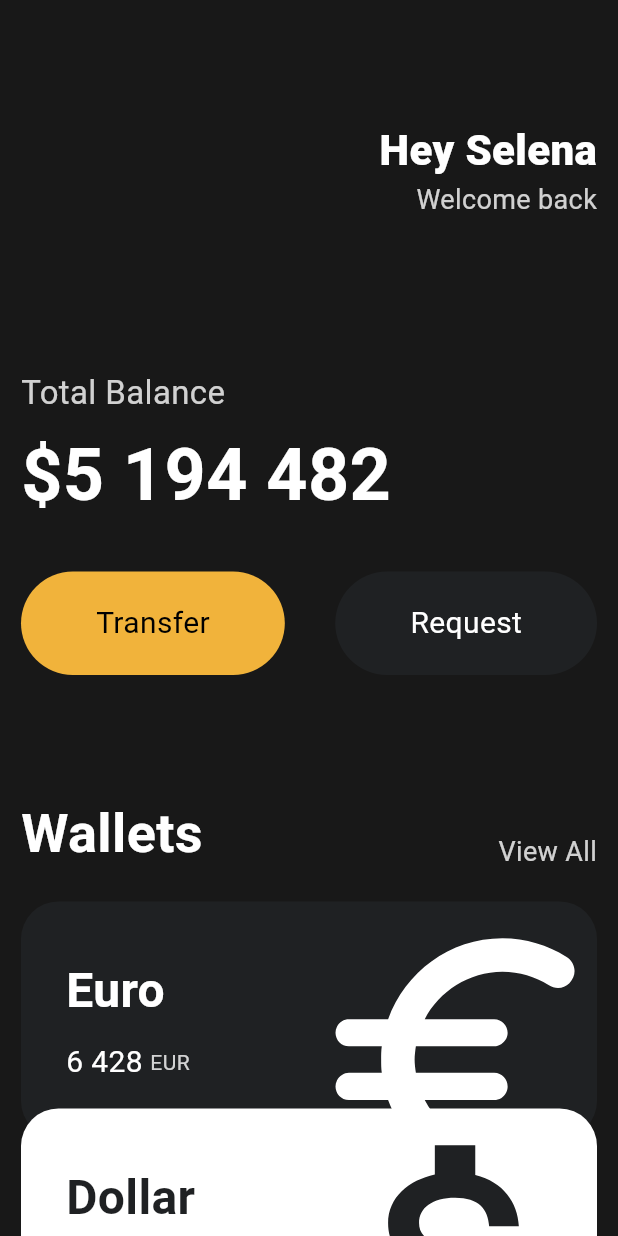
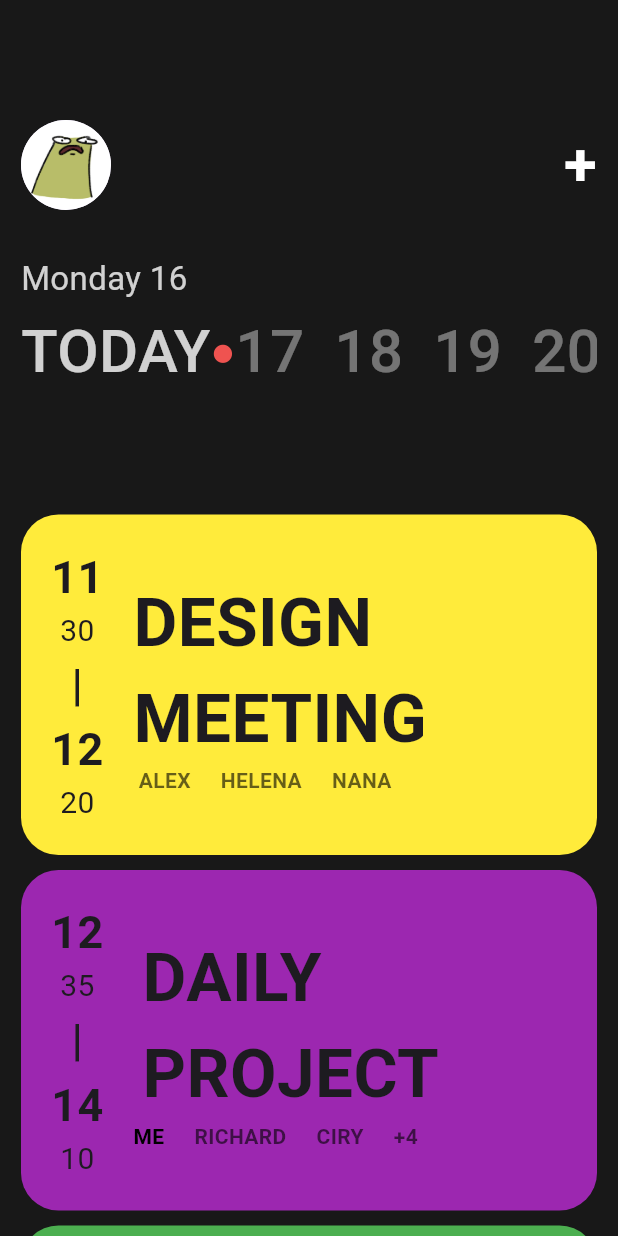
Before and after one commit to Eunhui/nomadcoders_flutter_webtoon, a Flutter app: the screen it shows after launch, on a phone screen of 412 x 824 dp. Run offline on Flutter 3.47's test engine with Material 3 defaults, Android fonts, the phone set to English and light mode, and no system bars.

Commit message:
ui practice

```diff
--- a/lib/main.dart
+++ b/lib/main.dart
@@ -1,6 +1,8 @@
 import 'package:flutter/material.dart';
 import 'package:toonflix/widgets/button.dart';
 import 'package:toonflix/widgets/currency_card.dart';
+import 'package:toonflix/widgets/date.dart';
+import 'package:toonflix/widgets/schedule_card.dart';
 
 void main() {
   runApp(const App());
@@ -26,36 +28,28 @@ class App extends StatelessWidget {
                 const SizedBox(
                   height: 80,
                 ),
-                Row(
-                  mainAxisAlignment: MainAxisAlignment.end,
+                const Row(
+                  mainAxisAlignment: MainAxisAlignment.spaceBetween,
                   children: [
-                    Column(
-                      crossAxisAlignment: CrossAxisAlignment.end,
-                      children: [
-                        const Text(
-                          'Hey Selena',
+                    CircleAvatar(
+                      backgroundImage: AssetImage('lib/image/grumpy_frog.jpeg'),
+                      radius: 30,
+                    ),
+                    Text(
+                      '+',
                       style: TextStyle(
                         color: Colors.white,
-                            fontSize: 28,
-                            fontWeight: FontWeight.w800,
-                          ),
-                        ),
-                        Text(
-                          'Welcome back',
-                          style: TextStyle(
-                            color: Colors.white.withOpacity(0.8),
-                            fontSize: 18,
+                        fontSize: 40,
+                        fontWeight: FontWeight.w600,
                       ),
                     ),
                   ],
-                    )
-                  ],
                 ),
                 const SizedBox(
-                  height: 100,
+                  height: 30,
                 ),
                 Text(
-                  'Total Balance',
+                  'Monday 16',
                   style: TextStyle(
                     color: Colors.white.withOpacity(0.8),
                     fontSize: 22,
@@ -64,85 +58,69 @@ class App extends StatelessWidget {
                 const SizedBox(
                   height: 5,
                 ),
-                const Text(
-                  '\$5 194 482',
+                SingleChildScrollView(
+                  scrollDirection: Axis.horizontal,
+                  child: Row(
+                    children: [
+                      Text(
+                        'TODAY',
                         style: TextStyle(
-                    color: Colors.white,
-                    fontSize: 48,
-                    fontWeight: FontWeight.w600,
+                          color: Colors.white.withOpacity(0.8),
+                          fontSize: 40,
+                          fontWeight: FontWeight.w500,
                         ),
                       ),
-                const SizedBox(
-                  height: 30,
+                      Text(
+                        '⦁',
+                        style: TextStyle(
+                          color: Colors.red.shade400,
+                          fontSize: 40,
+                          fontWeight: FontWeight.w200,
                         ),
-                const Row(
-                  mainAxisAlignment: MainAxisAlignment.spaceBetween,
-                  children: [
-                    Button(
-                      text: 'Transfer',
-                      bgColor: Color(0xFFf1B33b),
-                      textColor: Colors.black,
                       ),
-                    Button(
-                      text: 'Request',
-                      bgColor: Color(0xFF1F2123),
-                      textColor: Colors.white,
+                      const date(text: '17'),
+                      const SizedBox(width: 20),
+                      const date(text: '18'),
+                      const SizedBox(width: 20),
+                      const date(text: '19'),
+                      const SizedBox(width: 20),
+                      const date(text: '20'),
+                      const SizedBox(width: 20),
+                      const date(text: '21'),
+                      const SizedBox(width: 20),
+                      const date(text: '22'),
+                      const SizedBox(width: 20),
+                      const date(text: '23'),
+                      const SizedBox(width: 20),
+                      const date(text: '24'),
+                    ],
                   ),
-                  ],
                 ),
                 const SizedBox(
                   height: 80,
                 ),
-                Row(
-                  mainAxisAlignment: MainAxisAlignment.spaceBetween,
-                  crossAxisAlignment: CrossAxisAlignment.end,
-                  children: [
-                    const Text(
-                      'Wallets',
-                      style: TextStyle(
-                        color: Colors.white,
-                        fontSize: 36,
-                        fontWeight: FontWeight.w600,
+                const ScheduleCard(
+                  title: 'DESIGN\nMEETING',
+                  people: ['Alex', 'Helena', 'NANA'],
+                  colors: Colors.yellow,
+                  start_time: '1130',
+                  end_time: '1220',
                 ),
+                const SizedBox(height: 10),
+                const ScheduleCard(
+                  title: 'DAILY\nPROJECT',
+                  people: ['ME', 'RICHARD', 'CIRY', '+4'],
+                  colors: Colors.purple,
+                  start_time: '1235',
+                  end_time: '1410',
                 ),
-                    Text(
-                      'View All',
-                      style: TextStyle(
-                        color: Colors.white.withOpacity(0.8),
-                        fontSize: 18,
-                      ),
-                    ),
-                  ],
-                ),
-                const SizedBox(
-                  height: 20,
-                ),
-                const CurrencyCard(
-                  name: 'Euro',
-                  code: 'EUR',
-                  amount: '6 428',
-                  icon: Icons.euro_rounded,
-                  isInverted: false,
-                ),
-                Transform.translate(
-                  offset: const Offset(0, -20),
-                  child: const CurrencyCard(
-                    name: 'Dollar',
-                    code: 'USD',
-                    amount: '55 632',
-                    icon: Icons.attach_money,
-                    isInverted: true,
-                  ),
-                ),
-                Transform.translate(
-                  offset: const Offset(0, -40),
-                  child: const CurrencyCard(
-                    name: 'Bitcoin',
-                    code: 'BTC',
-                    amount: '6 428',
-                    icon: Icons.currency_bitcoin,
-                    isInverted: false,
-                  ),
+                const SizedBox(height: 10),
+                const ScheduleCard(
+                  title: 'WEEKLY\nPLANNING',
+                  people: ['DEN', 'NANA', 'MARK'],
+                  colors: Colors.green,
+                  start_time: '1500',
+                  end_time: '1630',
                 ),
               ],
             ),
--- /dev/null
+++ b/lib/widgets/date.dart
@@ -0,0 +1,20 @@
+import 'package:flutter/material.dart';
+
+class date extends StatelessWidget {
+  final String text;
+
+  const date({super.key, required this.text});
+
+  @override
+  Widget build(BuildContext context) {
+    // TODO: implement build
+    return Text(
+      text,
+      style: TextStyle(
+        color: Colors.white.withOpacity(0.4),
+        fontSize: 40,
+        fontWeight: FontWeight.w500,
+      ),
+    );
+  }
+}
--- /dev/null
+++ b/lib/widgets/schedule_card.dart
@@ -0,0 +1,114 @@
+import 'package:flutter/material.dart';
+
+class ScheduleCard extends StatelessWidget {
+  final String title;
+  final List people;
+  final String start_time;
+  final String end_time;
+  final Color colors;
+
+  const ScheduleCard(
+      {super.key,
+      required this.title,
+      required this.people,
+      required this.start_time,
+      required this.end_time,
+      required this.colors});
+
+  @override
+  Widget build(BuildContext context) {
+    // TODO: implement build
+    return Container(
+      // CARD
+      clipBehavior: Clip.hardEdge, // cut anything overflows
+      decoration: BoxDecoration(
+        color: colors,
+        borderRadius: BorderRadius.circular(25),
+      ),
+      child: Padding(
+        padding: const EdgeInsets.all(20),
+        child: Row(
+          mainAxisAlignment: MainAxisAlignment.start,
+          //crossAxisAlignment: CrossAxisAlignment.start,
+          children: [
+            Column(
+              children: [
+                Text(
+                  start_time.substring(0, 2),
+                  style: const TextStyle(
+                    fontSize: 30,
+                    fontWeight: FontWeight.w600,
+                  ),
+                ),
+                Text(
+                  start_time.substring(2, 4),
+                  style: const TextStyle(
+                    fontSize: 20,
+                    fontWeight: FontWeight.w400,
+                  ),
+                ),
+                const Text(
+                  '|',
+                  style: TextStyle(
+                    fontSize: 30,
+                    fontWeight: FontWeight.w500,
+                  ),
+                ),
+                Text(
+                  end_time.substring(0, 2),
+                  style: const TextStyle(
+                    fontSize: 30,
+                    fontWeight: FontWeight.w600,
+                  ),
+                ),
+                Text(
+                  end_time.substring(2, 4),
+                  style: const TextStyle(
+                    fontSize: 20,
+                    fontWeight: FontWeight.w400,
+                  ),
+                ),
+              ],
+            ),
+            const SizedBox(width: 20),
+            Column(
+              children: [
+                Row(
+                  children: [
+                    Text(
+                      title,
+                      style: const TextStyle(
+                        fontSize: 45,
+                        fontWeight: FontWeight.w700,
+                      ),
+                    ),
+                  ],
+                ),
+                Row(
+                  //crossAxisAlignment: CrossAxisAlignment.start,
+                  mainAxisAlignment: MainAxisAlignment.start,
+                  children: [
+                    for (var person in people)
+                      Padding(
+                        padding: const EdgeInsets.only(right: 20),
+                        child: Text(
+                          person.toString().toUpperCase(),
+                          style: TextStyle(
+                            color: person == 'ME'
+                                ? Colors.black
+                                : Colors.black.withOpacity(0.6),
+                            fontSize: 14,
+                            fontWeight: FontWeight.w700,
+                          ),
+                        ),
+                      ),
+                  ],
+                ),
+              ],
+            ),
+          ],
+        ),
+      ),
+    );
+  }
+}
```
Also changed, not shown: pubspec.yaml (+48 -49 lines), lib/image/grumpy_frog.jpeg (added). Lines whose indentation alone changed are shown as unchanged.
